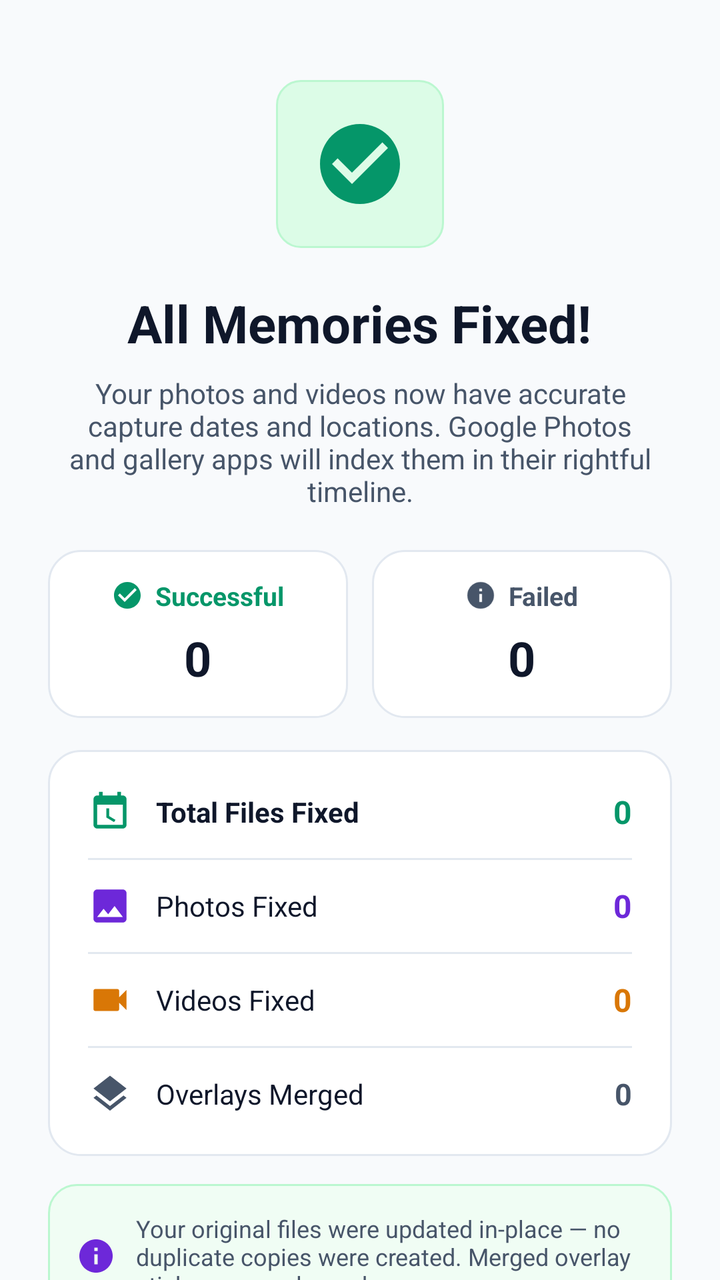
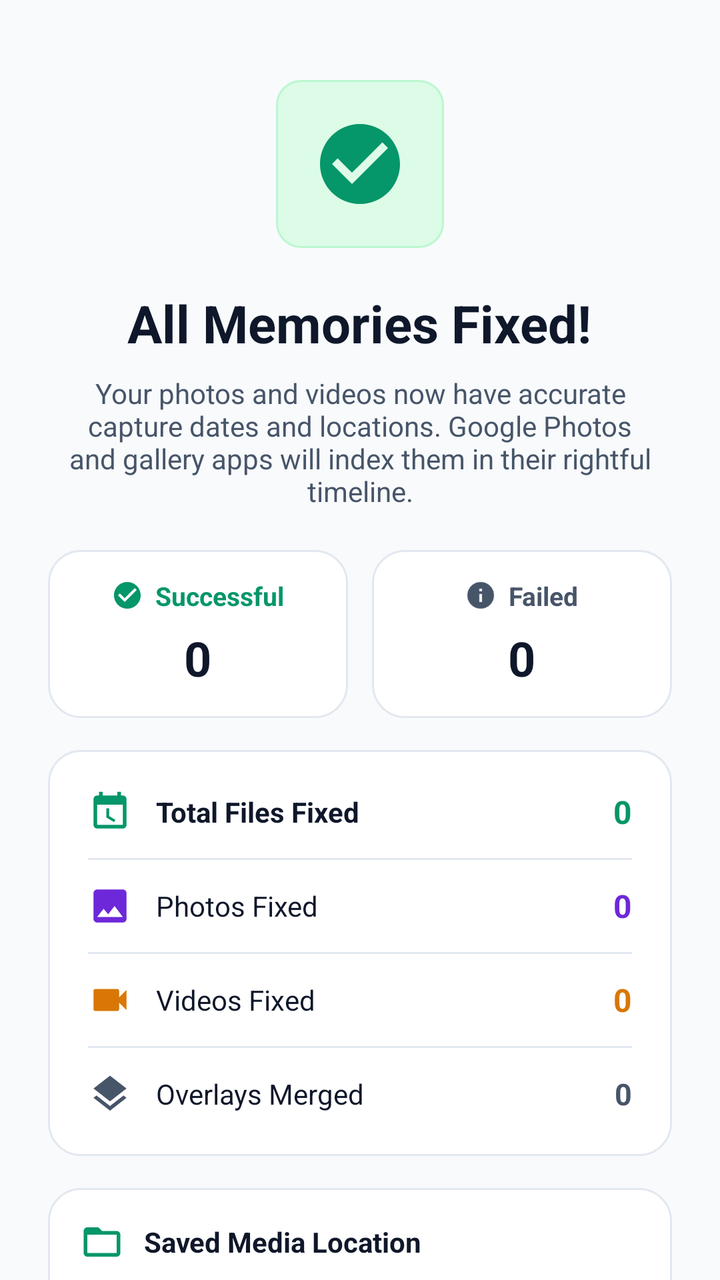

Two renders of the same Android screen: before a commit and after it. Below are the layout's source before the change and the commit's diff.
<!-- AndroidManifest.xml: application theme Theme.MemoryFix -->
<!-- res/layout/fragment_result.xml -->
<?xml version="1.0" encoding="utf-8"?>
<androidx.core.widget.NestedScrollView xmlns:android="http://schemas.android.com/apk/res/android"
    xmlns:app="http://schemas.android.com/apk/res-auto"
    android:layout_width="match_parent"
    android:layout_height="match_parent"
    android:fillViewport="true">

    <LinearLayout
        android:layout_width="match_parent"
        android:layout_height="wrap_content"
        android:gravity="center"
        android:orientation="vertical"
        android:padding="24dp">

        
        <FrameLayout
            android:layout_width="84dp"
            android:layout_height="84dp"
            android:layout_marginTop="16dp"
            android:background="@drawable/bg_pill_after">

            <ImageView
                android:layout_width="48dp"
                android:layout_height="48dp"
                android:layout_gravity="center"
                android:src="@drawable/ic_check_circle"
                app:tint="@color/accent" />
        </FrameLayout>

        <TextView
            android:layout_width="wrap_content"
            android:layout_height="wrap_content"
            android:layout_marginTop="20dp"
            android:text="@string/result_success_title"
            android:textColor="@color/text_primary"
            android:textSize="26sp"
            android:textStyle="bold" />

        <TextView
            android:layout_width="wrap_content"
            android:layout_height="wrap_content"
            android:layout_marginTop="8dp"
            android:gravity="center"
            android:text="@string/result_success_desc"
            android:textColor="@color/text_secondary"
            android:textSize="14sp" />

        
        <LinearLayout
            android:layout_width="match_parent"
            android:layout_height="wrap_content"
            android:layout_marginTop="20dp"
            android:orientation="horizontal">

            
            <LinearLayout
                android:layout_width="0dp"
                android:layout_height="wrap_content"
                android:layout_weight="1"
                android:layout_marginEnd="6dp"
                android:background="@drawable/bg_card"
                android:gravity="center"
                android:orientation="vertical"
                android:paddingVertical="14dp"
                android:paddingHorizontal="10dp">

                <LinearLayout
                    android:layout_width="wrap_content"
                    android:layout_height="wrap_content"
                    android:gravity="center_vertical"
                    android:orientation="horizontal">

                    <ImageView
                        android:layout_width="16dp"
                        android:layout_height="16dp"
                        android:src="@drawable/ic_check_circle"
                        app:tint="@color/accent" />

                    <TextView
                        android:layout_width="wrap_content"
                        android:layout_height="wrap_content"
                        android:layout_marginStart="6dp"
                        android:text="Successful"
                        android:textColor="@color/accent"
                        android:textSize="13sp"
                        android:textStyle="bold" />
                </LinearLayout>

                <TextView
                    android:id="@+id/tvHeaderSuccessCount"
                    android:layout_width="wrap_content"
                    android:layout_height="wrap_content"
                    android:layout_marginTop="6dp"
                    android:text="0"
                    android:textColor="@color/text_primary"
                    android:textSize="24sp"
                    android:textStyle="bold" />
            </LinearLayout>

            
            <LinearLayout
                android:layout_width="0dp"
                android:layout_height="wrap_content"
                android:layout_weight="1"
                android:layout_marginStart="6dp"
                android:background="@drawable/bg_card"
                android:gravity="center"
                android:orientation="vertical"
                android:paddingVertical="14dp"
                android:paddingHorizontal="10dp">

                <LinearLayout
                    android:layout_width="wrap_content"
                    android:layout_height="wrap_content"
                    android:gravity="center_vertical"
                    android:orientation="horizontal">

                    <ImageView
                        android:id="@+id/ivFailedIcon"
                        android:layout_width="16dp"
                        android:layout_height="16dp"
                        android:src="@drawable/ic_info"
                        app:tint="@color/text_secondary" />

                    <TextView
                        android:id="@+id/tvFailedLabel"
                        android:layout_width="wrap_content"
                        android:layout_height="wrap_content"
                        android:layout_marginStart="6dp"
                        android:text="Failed"
                        android:textColor="@color/text_secondary"
                        android:textSize="13sp"
                        android:textStyle="bold" />
                </LinearLayout>

                <TextView
                    android:id="@+id/tvHeaderFailedCount"
                    android:layout_width="wrap_content"
                    android:layout_height="wrap_content"
                    android:layout_marginTop="6dp"
                    android:text="0"
                    android:textColor="@color/text_primary"
                    android:textSize="24sp"
                    android:textStyle="bold" />
            </LinearLayout>
        </LinearLayout>

        
        <LinearLayout
            android:layout_width="match_parent"
            android:layout_height="wrap_content"
            android:layout_marginTop="16dp"
            android:background="@drawable/bg_card"
            android:orientation="vertical"
            android:padding="20dp">

            
            <LinearLayout
                android:layout_width="match_parent"
                android:layout_height="wrap_content"
                android:gravity="center_vertical"
                android:orientation="horizontal">

                <ImageView
                    android:layout_width="22dp"
                    android:layout_height="22dp"
                    android:src="@drawable/ic_calendar_clock"
                    app:tint="@color/accent" />

                <TextView
                    android:layout_width="0dp"
                    android:layout_height="wrap_content"
                    android:layout_marginStart="12dp"
                    android:layout_weight="1"
                    android:text="Total Files Fixed"
                    android:textColor="@color/text_primary"
                    android:textSize="14sp"
                    android:textStyle="bold" />

                <TextView
                    android:id="@+id/tvResultDatesCount"
                    android:layout_width="wrap_content"
                    android:layout_height="wrap_content"
                    android:text="0"
                    android:textColor="@color/accent"
                    android:textSize="16sp"
                    android:textStyle="bold" />
            </LinearLayout>

            <View
                android:layout_width="match_parent"
                android:layout_height="1dp"
                android:layout_marginVertical="12dp"
                android:background="@color/surface_border" />

            
            <LinearLayout
                android:layout_width="match_parent"
                android:layout_height="wrap_content"
                android:gravity="center_vertical"
                android:orientation="horizontal">

                <ImageView
                    android:layout_width="22dp"
                    android:layout_height="22dp"
                    android:src="@drawable/ic_photo"
                    app:tint="@color/primary" />

                <TextView
                    android:layout_width="0dp"
                    android:layout_height="wrap_content"
                    android:layout_marginStart="12dp"
                    android:layout_weight="1"
                    android:text="Photos Fixed"
                    android:textColor="@color/text_primary"
                    android:textSize="14sp" />

                <TextView
                    android:id="@+id/tvResultPhotosCount"
                    android:layout_width="wrap_content"
                    android:layout_height="wrap_content"
                    android:text="0"
                    android:textColor="@color/primary"
                    android:textSize="16sp"
                    android:textStyle="bold" />
            </LinearLayout>

            <View
                android:layout_width="match_parent"
                android:layout_height="1dp"
                android:layout_marginVertical="12dp"
                android:background="@color/surface_border" />

            
            <LinearLayout
                android:layout_width="match_parent"
                android:layout_height="wrap_content"
                android:gravity="center_vertical"
                android:orientation="horizontal">

                <ImageView
                    android:layout_width="22dp"
                    android:layout_height="22dp"
                    android:src="@drawable/ic_videocam"
                    app:tint="@color/amber" />

                <TextView
                    android:layout_width="0dp"
                    android:layout_height="wrap_content"
                    android:layout_marginStart="12dp"
                    android:layout_weight="1"
                    android:text="Videos Fixed"
                    android:textColor="@color/text_primary"
                    android:textSize="14sp" />

                <TextView
                    android:id="@+id/tvResultVideosCount"
                    android:layout_width="wrap_content"
                    android:layout_height="wrap_content"
                    android:text="0"
                    android:textColor="@color/amber"
                    android:textSize="16sp"
                    android:textStyle="bold" />
            </LinearLayout>

            <View
                android:layout_width="match_parent"
                android:layout_height="1dp"
                android:layout_marginVertical="12dp"
                android:background="@color/surface_border" />

            
            <LinearLayout
                android:layout_width="match_parent"
                android:layout_height="wrap_content"
                android:gravity="center_vertical"
                android:orientation="horizontal">

                <ImageView
                    android:layout_width="22dp"
                    android:layout_height="22dp"
                    android:src="@drawable/ic_layers"
                    app:tint="@color/text_secondary" />

                <TextView
                    android:layout_width="0dp"
                    android:layout_height="wrap_content"
                    android:layout_marginStart="12dp"
                    android:layout_weight="1"
                    android:text="Overlays Merged"
                    android:textColor="@color/text_primary"
                    android:textSize="14sp" />

                <TextView
                    android:id="@+id/tvResultOverlaysCount"
                    android:layout_width="wrap_content"
                    android:layout_height="wrap_content"
                    android:text="0"
                    android:textColor="@color/text_secondary"
                    android:textSize="15sp"
                    android:textStyle="bold" />
            </LinearLayout>

            
            <LinearLayout
                android:id="@+id/layoutDuplicatesRow"
                android:layout_width="match_parent"
                android:layout_height="wrap_content"
                android:visibility="gone">

                <View
                    android:layout_width="match_parent"
                    android:layout_height="1dp"
                    android:layout_marginVertical="12dp"
                    android:background="@color/surface_border" />
            </LinearLayout>

            <LinearLayout
                android:id="@+id/layoutDuplicatesContent"
                android:layout_width="match_parent"
                android:layout_height="wrap_content"
                android:gravity="center_vertical"
                android:orientation="horizontal"
                android:visibility="gone">

                <ImageView
                    android:layout_width="22dp"
                    android:layout_height="22dp"
                    android:src="@drawable/ic_shield_check"
                    app:tint="@color/accent" />

                <TextView
                    android:layout_width="0dp"
                    android:layout_height="wrap_content"
                    android:layout_marginStart="12dp"
                    android:layout_weight="1"
                    android:text="Duplicates Cleaned"
                    android:textColor="@color/text_primary"
                    android:textSize="14sp" />

                <TextView
                    android:id="@+id/tvResultDuplicatesCount"
                    android:layout_width="wrap_content"
                    android:layout_height="wrap_content"
                    android:text="0"
                    android:textColor="@color/accent"
                    android:textSize="15sp"
                    android:textStyle="bold" />
            </LinearLayout>

            
            <LinearLayout
                android:id="@+id/layoutChunksRow"
                android:layout_width="match_parent"
                android:layout_height="wrap_content"
                android:visibility="gone">

                <View
                    android:layout_width="match_parent"
                    android:layout_height="1dp"
                    android:layout_marginVertical="12dp"
                    android:background="@color/surface_border" />
            </LinearLayout>

            <LinearLayout
                android:id="@+id/layoutChunksContent"
                android:layout_width="match_parent"
                android:layout_height="wrap_content"
                android:gravity="center_vertical"
                android:orientation="horizontal"
                android:visibility="gone">

                <ImageView
                    android:layout_width="22dp"
                    android:layout_height="22dp"
                    android:src="@drawable/ic_videocam"
                    app:tint="@color/primary" />

                <TextView
                    android:layout_width="0dp"
                    android:layout_height="wrap_content"
                    android:layout_marginStart="12dp"
                    android:layout_weight="1"
                    android:text="Multi-Part Videos Stitched"
                    android:textColor="@color/text_primary"
                    android:textSize="14sp" />

                <TextView
                    android:id="@+id/tvResultChunksCount"
                    android:layout_width="wrap_content"
                    android:layout_height="wrap_content"
                    android:text="0"
                    android:textColor="@color/text_primary"
                    android:textSize="15sp"
                    android:textStyle="bold" />
            </LinearLayout>

            
            <LinearLayout
                android:id="@+id/layoutSkippedRow"
                android:layout_width="match_parent"
                android:layout_height="wrap_content"
                android:gravity="center_vertical"
                android:orientation="horizontal"
                android:visibility="gone">

                <View
                    android:layout_width="match_parent"
                    android:layout_height="1dp"
                    android:layout_marginVertical="12dp"
                    android:background="@color/surface_border" />
            </LinearLayout>

            <LinearLayout
                android:id="@+id/layoutSkippedContent"
                android:layout_width="match_parent"
                android:layout_height="wrap_content"
                android:gravity="center_vertical"
                android:orientation="horizontal"
                android:visibility="gone">

                <ImageView
                    android:layout_width="22dp"
                    android:layout_height="22dp"
                    android:src="@drawable/ic_info"
                    app:tint="@color/text_secondary" />

                <TextView
                    android:layout_width="0dp"
                    android:layout_height="wrap_content"
                    android:layout_marginStart="12dp"
                    android:layout_weight="1"
                    android:text="Unmatched / Missing Metadata"
                    android:textColor="@color/text_secondary"
                    android:textSize="14sp" />

                <TextView
                    android:id="@+id/tvResultSkippedCount"
                    android:layout_width="wrap_content"
                    android:layout_height="wrap_content"
                    android:text="0"
                    android:textColor="@color/text_secondary"
                    android:textSize="15sp"
                    android:textStyle="bold" />
            </LinearLayout>
        </LinearLayout>

        
        <LinearLayout
            android:layout_width="match_parent"
            android:layout_height="wrap_content"
            android:layout_marginTop="14dp"
            android:background="@drawable/bg_tip_card"
            android:gravity="center_vertical"
            android:orientation="horizontal"
            android:padding="14dp">

            <ImageView
                android:layout_width="20dp"
                android:layout_height="20dp"
                android:src="@drawable/ic_info"
                app:tint="@color/primary" />

            <TextView
                android:layout_width="0dp"
                android:layout_height="wrap_content"
                android:layout_marginStart="10dp"
                android:layout_weight="1"
                android:text="Your original files were updated in-place — no duplicate copies were created. Merged overlay stickers were cleaned up."
                android:textColor="@color/text_secondary"
                android:textSize="12sp" />
        </LinearLayout>

        
        <LinearLayout
            android:id="@+id/cardErrorReport"
            android:layout_width="match_parent"
            android:layout_height="wrap_content"
            android:layout_marginTop="12dp"
            android:background="@drawable/bg_tip_card"
            android:orientation="vertical"
            android:padding="14dp"
            android:visibility="gone">

            <LinearLayout
                android:layout_width="match_parent"
                android:layout_height="wrap_content"
                android:gravity="center_vertical"
                android:orientation="horizontal">

                <ImageView
                    android:layout_width="20dp"
                    android:layout_height="20dp"
                    android:src="@drawable/ic_warning"
                    app:tint="@color/amber" />

                <TextView
                    android:id="@+id/tvErrorReportTitle"
                    android:layout_width="0dp"
                    android:layout_height="wrap_content"
                    android:layout_marginStart="10dp"
                    android:layout_weight="1"
                    android:text="Some files couldn't be fixed"
                    android:textColor="@color/text_primary"
                    android:textSize="13sp"
                    android:textStyle="bold" />
            </LinearLayout>

            <TextView
                android:id="@+id/tvErrorReportDesc"
                android:layout_width="match_parent"
                android:layout_height="wrap_content"
                android:layout_marginTop="4dp"
                android:text="A few files in this archive had corrupted headers or missing metadata. Tap below to send a diagnostic report so we can investigate."
                android:textColor="@color/text_secondary"
                android:textSize="11sp" />

            <com.google.android.material.button.MaterialButton
                android:id="@+id/btnReportFailedFiles"
                style="@style/Widget.Material3.Button.TonalButton"
                android:layout_width="wrap_content"
                android:layout_height="wrap_content"
                android:layout_marginTop="10dp"
                android:text="🐛 Report Issue &amp; Send Logs"
                android:textColor="@color/amber"
                android:textSize="12sp"
                app:cornerRadius="16dp" />
        </LinearLayout>

        
        <LinearLayout
            android:layout_width="match_parent"
            android:layout_height="wrap_content"
            android:layout_marginTop="8dp"
            android:background="@drawable/bg_tip_card"
            android:gravity="center_vertical"
            android:orientation="horizontal"
            android:padding="14dp">

            <ImageView
                android:layout_width="20dp"
                android:layout_height="20dp"
                android:src="@drawable/ic_lightbulb"
                app:tint="@color/amber" />

            <TextView
                android:layout_width="0dp"
                android:layout_height="wrap_content"
                android:layout_marginStart="10dp"
                android:layout_weight="1"
                android:text="Google Photos: To see them in your cloud backup, ensure this folder is enabled under Google Photos > Settings > Backup > Device folders."
                android:textColor="@color/text_secondary"
                android:textSize="12sp" />
        </LinearLayout>

        
        <com.google.android.material.button.MaterialButton
            android:id="@+id/btnOpenGallery"
            android:layout_width="match_parent"
            android:layout_height="56dp"
            android:layout_marginTop="24dp"
            android:background="@drawable/bg_gradient_btn"
            android:text="@string/btn_open_gallery"
            android:textColor="@color/on_primary"
            android:textSize="16sp"
            android:textStyle="bold"
            app:backgroundTint="@null"
            app:cornerRadius="28dp"
            app:icon="@drawable/ic_photo"
            app:iconGravity="textStart"
            app:iconPadding="8dp"
            app:iconTint="@color/on_primary" />

        <com.google.android.material.button.MaterialButton
            android:id="@+id/btnFixAnother"
            style="@style/Widget.Material3.Button.TonalButton"
            android:layout_width="match_parent"
            android:layout_height="52dp"
            android:layout_marginTop="12dp"
            android:text="@string/btn_fix_another"
            android:textColor="@color/text_primary"
            app:cornerRadius="26dp" />

        <com.google.android.material.button.MaterialButton
            android:id="@+id/btnRateApp"
            style="@style/Widget.Material3.Button.TextButton"
            android:layout_width="wrap_content"
            android:layout_height="wrap_content"
            android:layout_gravity="center_horizontal"
            android:layout_marginTop="6dp"
            android:layout_marginBottom="16dp"
            android:text="⭐ Enjoying MemoryFix? Rate us on Play Store"
            android:textColor="@color/pro_gold"
            android:textSize="13sp" />

    </LinearLayout>
</androidx.core.widget.NestedScrollView>
<!-- resources referenced by this layout -->
<resources>
  <color name="accent">#059669</color>
  <color name="amber">#D97706</color>
  <color name="on_primary">#FFFFFF</color>
  <color name="primary">#6D28D9</color>
  <color name="pro_gold">#B45309</color>
  <color name="surface_border">#E2E8F0</color>
  <color name="text_primary">#0F172A</color>
  <color name="text_secondary">#475569</color>
  <!-- drawable bg_card (drawable) -->
  <?xml version="1.0" encoding="utf-8"?>
  <shape xmlns:android="http://schemas.android.com/apk/res/android"
      android:shape="rectangle">
      <solid android:color="@color/surface_card" />
      <corners android:radius="16dp" />
      <stroke android:width="1dp" android:color="@color/surface_border" />
  </shape>
  <!-- drawable bg_gradient_btn (drawable) -->
  <?xml version="1.0" encoding="utf-8"?>
  <shape xmlns:android="http://schemas.android.com/apk/res/android"
      android:shape="rectangle">
      <gradient
          android:angle="45"
          android:startColor="#7C4DFF"
          android:endColor="#651FFF" />
      <corners android:radius="28dp" />
  </shape>
  <!-- drawable bg_pill_after (drawable) -->
  <?xml version="1.0" encoding="utf-8"?>
  <shape xmlns:android="http://schemas.android.com/apk/res/android"
      android:shape="rectangle">
      <solid android:color="@color/pill_after_bg" />
      <corners android:radius="12dp" />
      <stroke android:width="1dp" android:color="@color/pill_after_border" />
  </shape>
  <!-- drawable bg_tip_card (drawable) -->
  <?xml version="1.0" encoding="utf-8"?>
  <shape xmlns:android="http://schemas.android.com/apk/res/android"
      android:shape="rectangle">
      <solid android:color="@color/tip_card_bg" />
      <corners android:radius="14dp" />
      <stroke android:width="1dp" android:color="@color/tip_card_border" />
  </shape>
  <!-- drawable ic_info (drawable) -->
  <vector xmlns:android="http://schemas.android.com/apk/res/android"
      android:width="24dp"
      android:height="24dp"
      android:viewportWidth="24"
      android:viewportHeight="24">
    <path
        android:fillColor="#FFFFFFFF"
        android:pathData="M12,2C6.48,2 2,6.48 2,12s4.48,10 10,10 10,-4.48 10,-10S17.52,2 12,2zm1,15h-2v-6h2v6zm0,-8h-2V7h2v2z"/>
  </vector>
  <!-- drawable ic_warning (drawable) -->
  <vector xmlns:android="http://schemas.android.com/apk/res/android"
      android:width="24dp"
      android:height="24dp"
      android:viewportWidth="24"
      android:viewportHeight="24">
    <path
        android:fillColor="@android:color/white"
        android:pathData="M1,21h22L12,2 1,21zM13,18h-2v-2h2v2zM13,14h-2v-4h2v4z"/>
  </vector>
  <string name="btn_fix_another">Fix Another Folder</string>
  <string name="btn_open_gallery">Open Gallery</string>
  <string name="result_success_desc">Your photos and videos now have accurate capture dates and locations. Google Photos and gallery apps will index them in their rightful timeline.</string>
  <string name="result_success_title">All Memories Fixed!</string>
  <color name="surface_card">#FFFFFF</color>
  <color name="pill_after_bg">#DCFCE7</color>
  <color name="pill_after_border">#BBF7D0</color>
  <color name="tip_card_bg">#F0FDF4</color>
  <color name="tip_card_border">#BBF7D0</color>
  <color name="primary_variant">#5B21B6</color>
  <color name="on_accent">#FFFFFF</color>
  <color name="bg_dark">#F8FAFC</color>
  <!-- unchanged entries left out for length: 8 -->
</resources>

<!-- the commit's change to res/layout/fragment_result.xml (unified diff, before → after) -->
@@ -447,26 +447,53 @@
 
         
         <LinearLayout
+            android:id="@+id/cardSavedLocation"
             android:layout_width="match_parent"
             android:layout_height="wrap_content"
-            android:layout_marginTop="14dp"
-            android:background="@drawable/bg_tip_card"
-            android:gravity="center_vertical"
-            android:orientation="horizontal"
-            android:padding="14dp">
-
-            <ImageView
-                android:layout_width="20dp"
-                android:layout_height="20dp"
-                android:src="@drawable/ic_info"
-                app:tint="@color/primary" />
+            android:layout_marginTop="16dp"
+            android:background="@drawable/bg_card"
+            android:orientation="vertical"
+            android:padding="16dp">
+
+            <LinearLayout
+                android:layout_width="match_parent"
+                android:layout_height="wrap_content"
+                android:gravity="center_vertical"
+                android:orientation="horizontal">
+
+                <ImageView
+                    android:layout_width="22dp"
+                    android:layout_height="22dp"
+                    android:src="@drawable/ic_folder_open"
+                    app:tint="@color/accent" />
+
+                <TextView
+                    android:layout_width="0dp"
+                    android:layout_height="wrap_content"
+                    android:layout_marginStart="10dp"
+                    android:layout_weight="1"
+                    android:text="Saved Media Location"
+                    android:textColor="@color/text_primary"
+                    android:textSize="14sp"
+                    android:textStyle="bold" />
+            </LinearLayout>
 
             <TextView
-                android:layout_width="0dp"
-                android:layout_height="wrap_content"
-                android:layout_marginStart="10dp"
-                android:layout_weight="1"
-                android:text="Your original files were updated in-place — no duplicate copies were created. Merged overlay stickers were cleaned up."
+                android:id="@+id/tvSavedLocationPath"
+                android:layout_width="match_parent"
+                android:layout_height="wrap_content"
+                android:layout_marginTop="8dp"
+                android:text="📁 Internal Storage > Pictures > Snapchat Memories"
+                android:textColor="@color/accent"
+                android:textSize="13sp"
+                android:textStyle="bold" />
+
+            <TextView
+                android:id="@+id/tvSavedLocationDesc"
+                android:layout_width="match_parent"
+                android:layout_height="wrap_content"
+                android:layout_marginTop="4dp"
+                android:text="All fixed photos and videos are saved here and indexed to appear in chronological order in your gallery."
                 android:textColor="@color/text_secondary"
                 android:textSize="12sp" />
         </LinearLayout>
<!-- resource entries referenced after the edit -->
@@ -42,6 +42,16 @@
       <corners android:radius="14dp" />
       <stroke android:width="1dp" android:color="@color/tip_card_border" />
   </shape>
+  <!-- drawable ic_folder_open (drawable) -->
+  <vector xmlns:android="http://schemas.android.com/apk/res/android"
+      android:width="24dp"
+      android:height="24dp"
+      android:viewportWidth="24"
+      android:viewportHeight="24">
+    <path
+        android:fillColor="#FFFFFFFF"
+        android:pathData="M20,6h-8l-2,-2H4c-1.1,0 -1.99,0.9 -1.99,2L2,18c0,1.1 0.9,2 2,2h16c1.1,0 2,-0.9 2,-2V8c0,-1.1 -0.9,-2 -2,-2zm0,12H4V8h16v10z"/>
+  </vector>
   <!-- drawable ic_info (drawable) -->
   <vector xmlns:android="http://schemas.android.com/apk/res/android"
       android:width="24dp"
